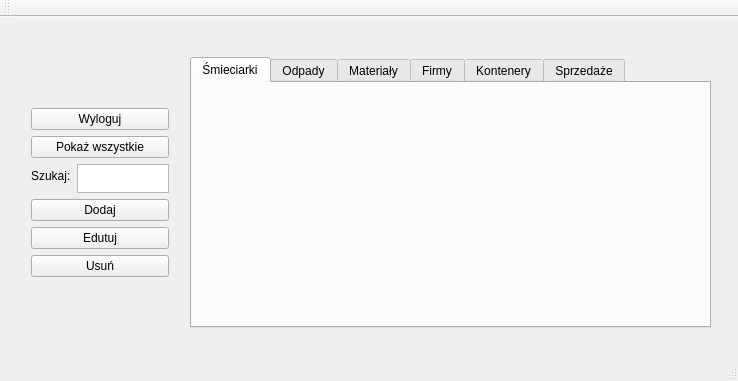
This is mainwindow.ui in anmaber/RecyclingCenter as Qt 5 draws it before an edit. The edited form follows.
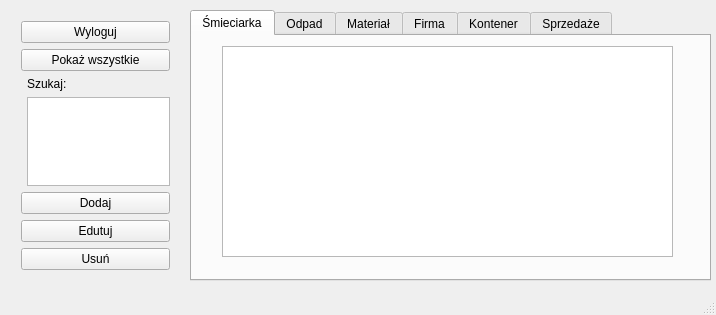
This is the edited form. The open tabs and pages were chosen to show the change.

Patch:
```diff
--- a/mainwindow.ui
+++ b/mainwindow.ui
@@ -6,8 +6,8 @@
    <rect>
     <x>0</x>
     <y>0</y>
-    <width>738</width>
-    <height>381</height>
+    <width>716</width>
+    <height>315</height>
    </rect>
   </property>
   <property name="windowTitle">
@@ -17,10 +17,10 @@
    <widget class="QWidget" name="verticalLayoutWidget">
     <property name="geometry">
      <rect>
-      <x>20</x>
-      <y>80</y>
-      <width>160</width>
-      <height>191</height>
+      <x>10</x>
+      <y>10</y>
+      <width>171</width>
+      <height>271</height>
      </rect>
     </property>
     <layout class="QVBoxLayout" name="verticalLayout">
@@ -40,16 +40,19 @@
      </item>
      <item>
       <layout class="QFormLayout" name="formLayout">
-       <item row="0" column="0">
-        <widget class="QLabel" name="label">
+       <item row="1" column="1">
+        <widget class="QTextEdit" name="textEditSzukaj"/>
+       </item>
+       <item row="0" column="1">
+        <widget class="QLabel" name="labelSzukaj">
          <property name="text">
           <string>Szukaj:</string>
          </property>
+         <property name="alignment">
+          <set>Qt::AlignLeading|Qt::AlignLeft|Qt::AlignVCenter</set>
+         </property>
         </widget>
        </item>
-       <item row="0" column="1">
-        <widget class="QTextEdit" name="textEdit"/>
-       </item>
       </layout>
      </item>
      <item>
@@ -79,7 +82,7 @@
     <property name="geometry">
      <rect>
       <x>190</x>
-      <y>40</y>
+      <y>10</y>
       <width>521</width>
       <height>271</height>
      </rect>
@@ -89,27 +92,37 @@
     </property>
     <widget class="QWidget" name="tab_1">
      <attribute name="title">
-      <string>Śmieciarki</string>
+      <string>Śmieciarka</string>
      </attribute>
+     <widget class="QTableView" name="tableView">
+      <property name="geometry">
+       <rect>
+        <x>30</x>
+        <y>10</y>
+        <width>451</width>
+        <height>211</height>
+       </rect>
+      </property>
+     </widget>
     </widget>
     <widget class="QWidget" name="tab_2">
      <attribute name="title">
-      <string>Odpady</string>
+      <string>Odpad</string>
      </attribute>
     </widget>
     <widget class="QWidget" name="tab">
      <attribute name="title">
-      <string>Materiały</string>
+      <string>Materiał</string>
      </attribute>
     </widget>
     <widget class="QWidget" name="tab_3">
      <attribute name="title">
-      <string>Firmy</string>
+      <string>Firma</string>
      </attribute>
     </widget>
     <widget class="QWidget" name="tab_4">
      <attribute name="title">
-      <string>Kontenery</string>
+      <string>Kontener</string>
      </attribute>
     </widget>
     <widget class="QWidget" name="tab_5">
@@ -119,24 +132,6 @@
     </widget>
    </widget>
   </widget>
-  <widget class="QMenuBar" name="menuBar">
-   <property name="geometry">
-    <rect>
-     <x>0</x>
-     <y>0</y>
-     <width>738</width>
-     <height>22</height>
-    </rect>
-   </property>
-  </widget>
-  <widget class="QToolBar" name="mainToolBar">
-   <attribute name="toolBarArea">
-    <enum>TopToolBarArea</enum>
-   </attribute>
-   <attribute name="toolBarBreak">
-    <bool>false</bool>
-   </attribute>
-  </widget>
   <widget class="QStatusBar" name="statusBar"/>
  </widget>
  <layoutdefault spacing="6" margin="11"/>
```
Left out of the diff: 54 changed lines with no effect on the pictures.
